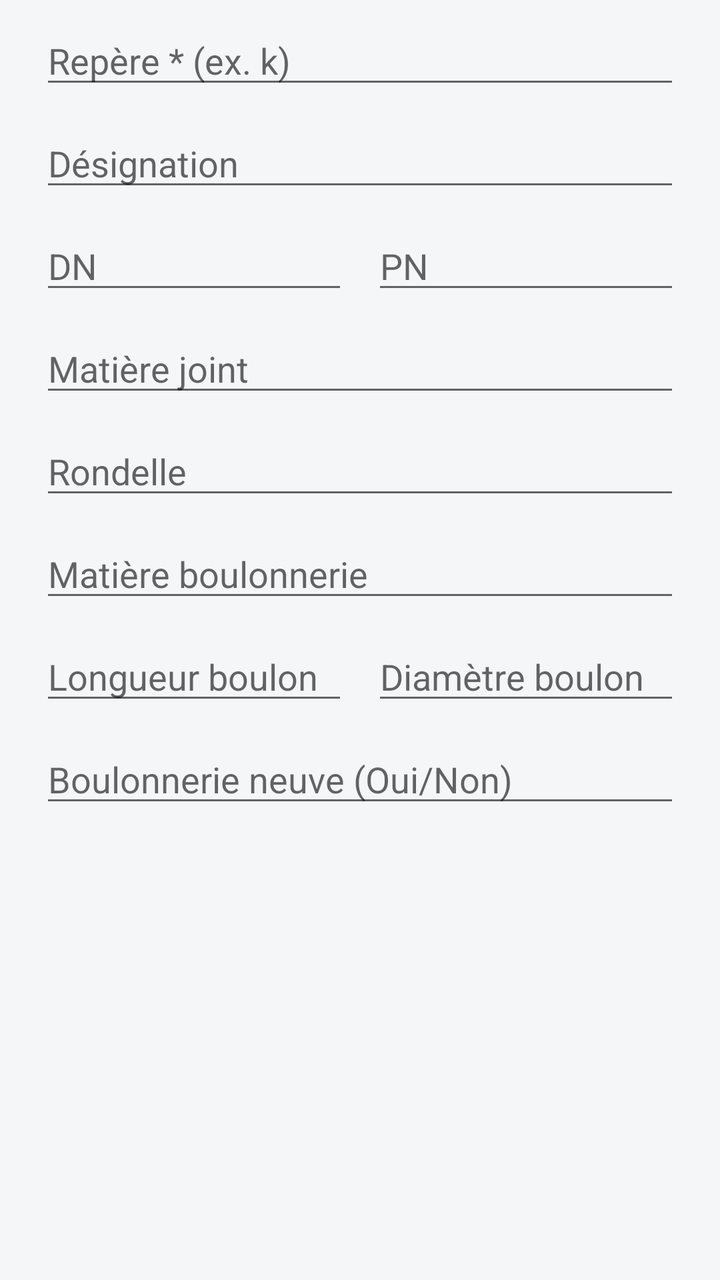
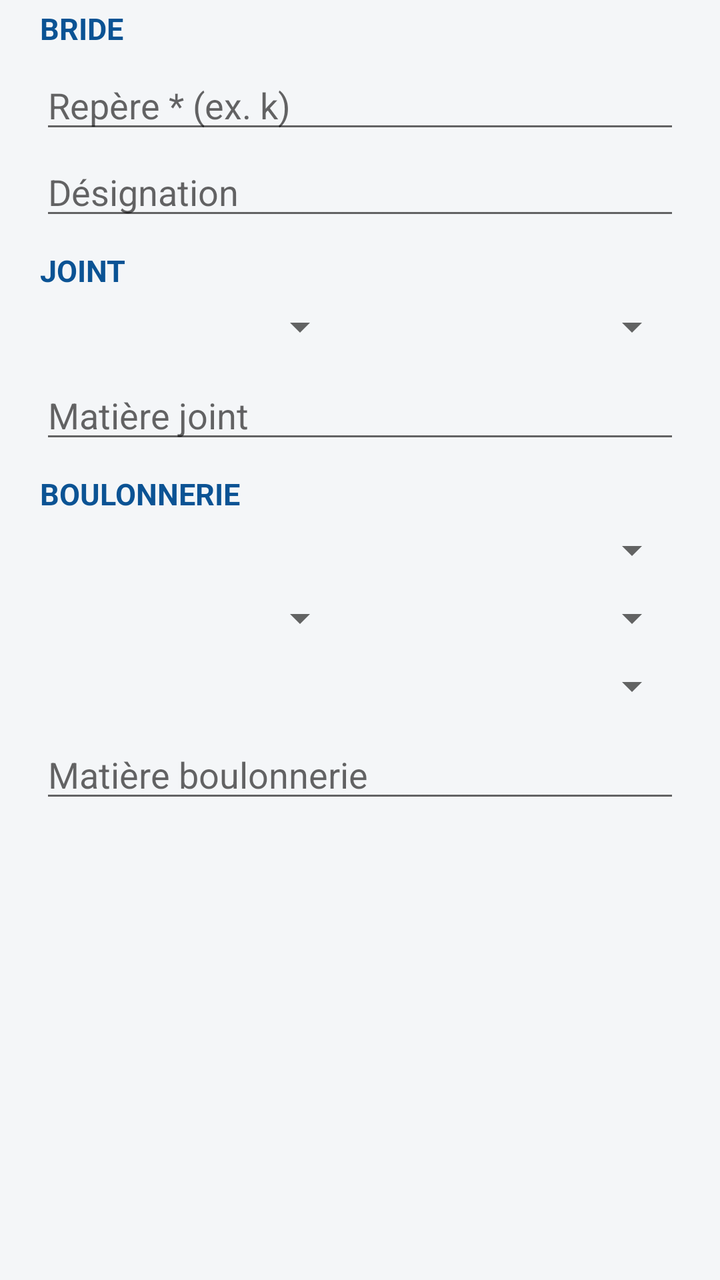

Two renders of the same Android screen: before a commit and after it. Below are the layout's source before the change and the commit's diff.
<!-- AndroidManifest.xml: application theme Theme.PVJointage -->
<!-- res/layout/dialog_ajouter_bride.xml -->
<?xml version="1.0" encoding="utf-8"?>
<ScrollView xmlns:android="http://schemas.android.com/apk/res/android"
    android:layout_width="match_parent"
    android:layout_height="wrap_content">

    <LinearLayout
        android:layout_width="match_parent"
        android:layout_height="wrap_content"
        android:orientation="vertical"
        android:paddingStart="20dp"
        android:paddingEnd="20dp"
        android:paddingTop="8dp"
        android:paddingBottom="8dp">

        <EditText
            android:id="@+id/etRepere"
            android:layout_width="match_parent"
            android:layout_height="wrap_content"
            android:hint="@string/ajouter_bride_repere_hint"
            android:inputType="text"
            android:layout_marginBottom="10dp" />

        <EditText
            android:id="@+id/etDesignation"
            android:layout_width="match_parent"
            android:layout_height="wrap_content"
            android:hint="@string/ajouter_bride_designation_hint"
            android:inputType="textCapSentences"
            android:layout_marginBottom="10dp" />

        <LinearLayout
            android:layout_width="match_parent"
            android:layout_height="wrap_content"
            android:orientation="horizontal"
            android:layout_marginBottom="10dp">

            <EditText
                android:id="@+id/etDn"
                android:layout_width="0dp"
                android:layout_height="wrap_content"
                android:layout_weight="1"
                android:hint="@string/ajouter_bride_dn_hint"
                android:inputType="text"
                android:layout_marginEnd="6dp" />

            <EditText
                android:id="@+id/etPn"
                android:layout_width="0dp"
                android:layout_height="wrap_content"
                android:layout_weight="1"
                android:hint="@string/ajouter_bride_pn_hint"
                android:inputType="text"
                android:layout_marginStart="6dp" />
        </LinearLayout>

        <EditText
            android:id="@+id/etMatiereJoint"
            android:layout_width="match_parent"
            android:layout_height="wrap_content"
            android:hint="@string/ajouter_bride_matiere_joint_hint"
            android:inputType="text"
            android:layout_marginBottom="10dp" />

        <EditText
            android:id="@+id/etRondelle"
            android:layout_width="match_parent"
            android:layout_height="wrap_content"
            android:hint="@string/ajouter_bride_rondelle_hint"
            android:inputType="text"
            android:layout_marginBottom="10dp" />

        <EditText
            android:id="@+id/etMatiereBoulon"
            android:layout_width="match_parent"
            android:layout_height="wrap_content"
            android:hint="@string/ajouter_bride_matiere_boulon_hint"
            android:inputType="text"
            android:layout_marginBottom="10dp" />

        <LinearLayout
            android:layout_width="match_parent"
            android:layout_height="wrap_content"
            android:orientation="horizontal"
            android:layout_marginBottom="10dp">

            <EditText
                android:id="@+id/etLongueurBoulon"
                android:layout_width="0dp"
                android:layout_height="wrap_content"
                android:layout_weight="1"
                android:hint="@string/ajouter_bride_longueur_hint"
                android:inputType="text"
                android:layout_marginEnd="6dp" />

            <EditText
                android:id="@+id/etDiametreBoulon"
                android:layout_width="0dp"
                android:layout_height="wrap_content"
                android:layout_weight="1"
                android:hint="@string/ajouter_bride_diametre_hint"
                android:inputType="text"
                android:layout_marginStart="6dp" />
        </LinearLayout>

        <EditText
            android:id="@+id/etNeufBoulon"
            android:layout_width="match_parent"
            android:layout_height="wrap_content"
            android:hint="@string/ajouter_bride_neuf_hint"
            android:inputType="text" />

    </LinearLayout>
</ScrollView>
<!-- resources referenced by this layout -->
<resources>
  <string name="ajouter_bride_designation_hint">Désignation</string>
  <string name="ajouter_bride_diametre_hint">Diamètre boulon</string>
  <string name="ajouter_bride_dn_hint">DN</string>
  <string name="ajouter_bride_longueur_hint">Longueur boulon</string>
  <string name="ajouter_bride_matiere_boulon_hint">Matière boulonnerie</string>
  <string name="ajouter_bride_matiere_joint_hint">Matière joint</string>
  <string name="ajouter_bride_neuf_hint">Boulonnerie neuve (Oui/Non)</string>
  <string name="ajouter_bride_pn_hint">PN</string>
  <string name="ajouter_bride_repere_hint">Repère * (ex. k)</string>
  <string name="ajouter_bride_rondelle_hint">Rondelle</string>
  <style name="Theme.PVJointage" parent="Theme.MaterialComponents.DayNight.NoActionBar">
          <item name="colorPrimary">@color/primary</item>
          <item name="colorPrimaryDark">@color/primary_dark</item>
          <item name="colorAccent">@color/accent</item>
          <item name="android:windowBackground">@color/background</item>
      </style>
  <color name="primary">#0B5394</color>
  <color name="primary_dark">#073763</color>
  <color name="accent">#F1C232</color>
  <color name="background">#F4F6F8</color>
</resources>

<!-- the commit's change to res/layout/dialog_ajouter_bride.xml (unified diff, before → after) -->
@@ -9,8 +9,18 @@
         android:orientation="vertical"
         android:paddingStart="20dp"
         android:paddingEnd="20dp"
-        android:paddingTop="8dp"
+        android:paddingTop="4dp"
         android:paddingBottom="8dp">
+
+        
+        <TextView
+            android:layout_width="match_parent"
+            android:layout_height="wrap_content"
+            android:text="@string/ajouter_bride_section_bride"
+            android:textColor="@color/primary"
+            android:textStyle="bold"
+            android:textSize="15sp"
+            android:layout_marginBottom="6dp" />
 
         <EditText
             android:id="@+id/etRepere"
@@ -18,7 +28,17 @@
             android:layout_height="wrap_content"
             android:hint="@string/ajouter_bride_repere_hint"
             android:inputType="text"
-            android:layout_marginBottom="10dp" />
+            android:layout_marginBottom="2dp" />
+
+        <TextView
+            android:id="@+id/tvRepereDoublon"
+            android:layout_width="match_parent"
+            android:layout_height="wrap_content"
+            android:text="@string/ajouter_bride_repere_existe"
+            android:textColor="@color/non_conforme"
+            android:textSize="11sp"
+            android:visibility="gone"
+            android:layout_marginBottom="8dp" />
 
         <EditText
             android:id="@+id/etDesignation"
@@ -28,28 +48,34 @@
             android:inputType="textCapSentences"
             android:layout_marginBottom="10dp" />
 
+        
+        <TextView
+            android:layout_width="match_parent"
+            android:layout_height="wrap_content"
+            android:text="@string/section_joint"
+            android:textColor="@color/primary"
+            android:textStyle="bold"
+            android:textSize="15sp"
+            android:layout_marginBottom="6dp" />
+
         <LinearLayout
             android:layout_width="match_parent"
             android:layout_height="wrap_content"
             android:orientation="horizontal"
             android:layout_marginBottom="10dp">
 
-            <EditText
-                android:id="@+id/etDn"
+            <Spinner
+                android:id="@+id/spDn"
                 android:layout_width="0dp"
                 android:layout_height="wrap_content"
                 android:layout_weight="1"
-                android:hint="@string/ajouter_bride_dn_hint"
-                android:inputType="text"
                 android:layout_marginEnd="6dp" />
 
-            <EditText
-                android:id="@+id/etPn"
+            <Spinner
+                android:id="@+id/spPn"
                 android:layout_width="0dp"
                 android:layout_height="wrap_content"
                 android:layout_weight="1"
-                android:hint="@string/ajouter_bride_pn_hint"
-                android:inputType="text"
                 android:layout_marginStart="6dp" />
         </LinearLayout>
 
@@ -61,20 +87,20 @@
             android:inputType="text"
             android:layout_marginBottom="10dp" />
 
-        <EditText
-            android:id="@+id/etRondelle"
+        
+        <TextView
             android:layout_width="match_parent"
             android:layout_height="wrap_content"
-            android:hint="@string/ajouter_bride_rondelle_hint"
-            android:inputType="text"
-            android:layout_marginBottom="10dp" />
+            android:text="@string/section_boulonnerie"
+            android:textColor="@color/primary"
+            android:textStyle="bold"
+            android:textSize="15sp"
+            android:layout_marginBottom="6dp" />
 
-        <EditText
-            android:id="@+id/etMatiereBoulon"
+        <Spinner
+            android:id="@+id/spRondelle"
             android:layout_width="match_parent"
             android:layout_height="wrap_content"
-            android:hint="@string/ajouter_bride_matiere_boulon_hint"
-            android:inputType="text"
             android:layout_marginBottom="10dp" />
 
         <LinearLayout
@@ -83,30 +109,32 @@
             android:orientation="horizontal"
             android:layout_marginBottom="10dp">
 
-            <EditText
-                android:id="@+id/etLongueurBoulon"
+            <Spinner
+                android:id="@+id/spLongueurBoulon"
                 android:layout_width="0dp"
                 android:layout_height="wrap_content"
                 android:layout_weight="1"
-                android:hint="@string/ajouter_bride_longueur_hint"
-                android:inputType="text"
                 android:layout_marginEnd="6dp" />
 
-            <EditText
-                android:id="@+id/etDiametreBoulon"
+            <Spinner
+                android:id="@+id/spDiametreBoulon"
                 android:layout_width="0dp"
                 android:layout_height="wrap_content"
                 android:layout_weight="1"
-                android:hint="@string/ajouter_bride_diametre_hint"
-                android:inputType="text"
                 android:layout_marginStart="6dp" />
         </LinearLayout>
 
-        <EditText
-            android:id="@+id/etNeufBoulon"
+        <Spinner
+            android:id="@+id/spNeufBoulon"
             android:layout_width="match_parent"
             android:layout_height="wrap_content"
-            android:hint="@string/ajouter_bride_neuf_hint"
+            android:layout_marginBottom="10dp" />
+
+        <EditText
+            android:id="@+id/etMatiereBoulon"
+            android:layout_width="match_parent"
+            android:layout_height="wrap_content"
+            android:hint="@string/ajouter_bride_matiere_boulon_hint"
             android:inputType="text" />
 
     </LinearLayout>
<!-- resource entries referenced after the edit -->
@@ -1,22 +1,21 @@
 <!-- resources referenced by this layout -->
 <resources>
+  <color name="non_conforme">#C62828</color>
+  <color name="primary">#0B5394</color>
   <string name="ajouter_bride_designation_hint">Désignation</string>
-  <string name="ajouter_bride_diametre_hint">Diamètre boulon</string>
-  <string name="ajouter_bride_dn_hint">DN</string>
-  <string name="ajouter_bride_longueur_hint">Longueur boulon</string>
   <string name="ajouter_bride_matiere_boulon_hint">Matière boulonnerie</string>
   <string name="ajouter_bride_matiere_joint_hint">Matière joint</string>
-  <string name="ajouter_bride_neuf_hint">Boulonnerie neuve (Oui/Non)</string>
-  <string name="ajouter_bride_pn_hint">PN</string>
+  <string name="ajouter_bride_repere_existe">⚠ Ce repère existe déjà pour cet item.</string>
   <string name="ajouter_bride_repere_hint">Repère * (ex. k)</string>
-  <string name="ajouter_bride_rondelle_hint">Rondelle</string>
+  <string name="ajouter_bride_section_bride">BRIDE</string>
+  <string name="section_boulonnerie">BOULONNERIE</string>
+  <string name="section_joint">JOINT</string>
   <style name="Theme.PVJointage" parent="Theme.MaterialComponents.DayNight.NoActionBar">
           <item name="colorPrimary">@color/primary</item>
           <item name="colorPrimaryDark">@color/primary_dark</item>
           <item name="colorAccent">@color/accent</item>
           <item name="android:windowBackground">@color/background</item>
       </style>
-  <color name="primary">#0B5394</color>
   <color name="primary_dark">#073763</color>
   <color name="accent">#F1C232</color>
   <color name="background">#F4F6F8</color>
